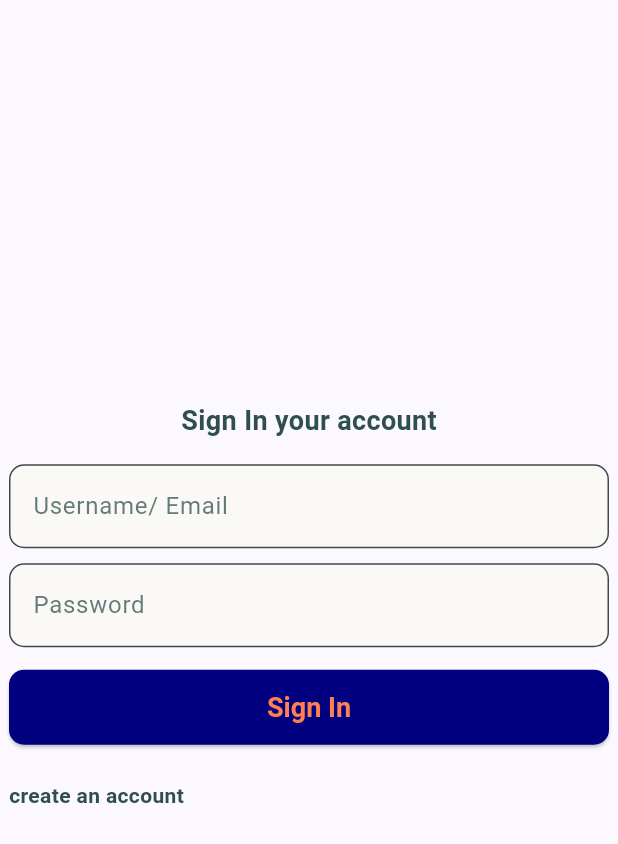
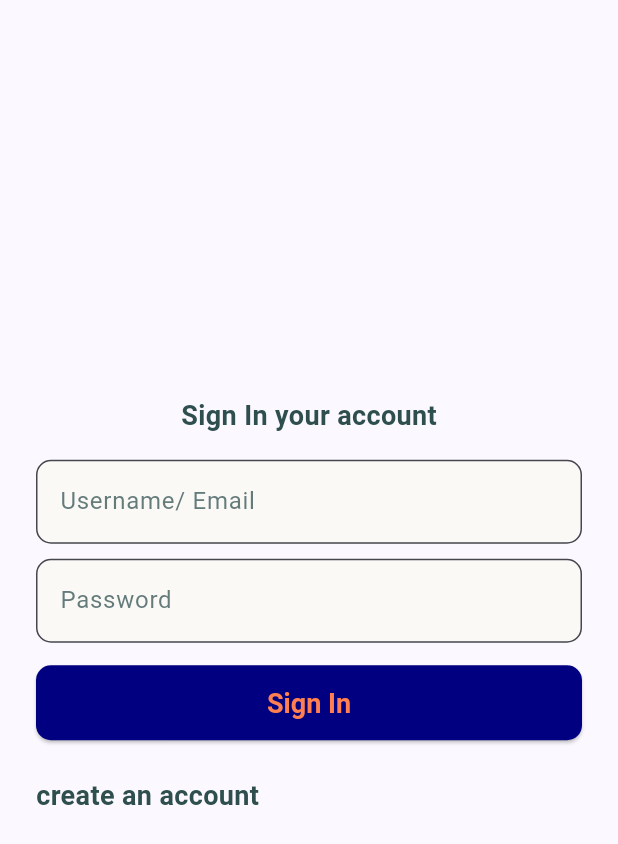
Before and after one commit to Fateme-Afshar/invoice_maker, a Flutter app: the screen it shows after launch, on a phone screen of 412 x 824 dp. Shown: the top 844 px of the screen. Run offline on Flutter 3.47's test engine with Material 3 defaults, Android fonts, the light colour scheme and no system bars; Roboto replaces fonts that are missing (segoe).

Commit message:
Improve code: Create Button and InputTextField. Bug fixed in sign_in_page_test.dart.

```diff
--- /dev/null
+++ b/lib/custom-widget/CustomButton.dart
@@ -0,0 +1,24 @@
+import 'package:flutter/cupertino.dart';
+import 'package:flutter/material.dart';
+
+class Button extends StatelessWidget {
+  final String buttonText;
+  final Key btnKey;
+  final VoidCallback onPress;
+
+  const Button({super.key, required this.btnKey, required this.buttonText, required this.onPress});
+
+  @override
+  Widget build(BuildContext context) {
+    return SizedBox(
+      height: 50,
+      width: double.infinity,
+      child: ElevatedButton(
+          key: btnKey,
+          onPressed:onPress,
+          child:  Text(
+            buttonText,
+          )),
+    );
+  }
+}
--- /dev/null
+++ b/lib/custom-widget/CustomTextField.dart
@@ -0,0 +1,10 @@
+import 'package:flutter/material.dart';
+
+class InputTextField extends TextField {
+  final String hint;
+
+  InputTextField({
+    required Key key,
+    required this.hint
+  }) : super(key: key, decoration: InputDecoration(hintText: hint));
+}
--- a/lib/sign-in/SignInPage.dart
+++ b/lib/sign-in/SignInPage.dart
@@ -1,5 +1,7 @@
 import 'package:flutter/cupertino.dart';
 import 'package:flutter/material.dart';
+import 'package:invoice_maker/custom-widget/CustomButton.dart';
+import 'package:invoice_maker/custom-widget/CustomTextField.dart';
 
 class SignInPage extends StatelessWidget {
   const SignInPage({super.key});
@@ -9,6 +11,7 @@ class SignInPage extends StatelessWidget {
     return Scaffold(
       body: Center(
         child: Container(
+          margin: const EdgeInsets.only(left: 24, right: 24),
           alignment: Alignment.center,
           constraints: const BoxConstraints(
             maxWidth: 400,
@@ -17,43 +20,38 @@ class SignInPage extends StatelessWidget {
             mainAxisAlignment: MainAxisAlignment.center,
             children: [
               const Padding(
-                padding: EdgeInsets.fromLTRB(0, 0, 0, 16),
+                padding: EdgeInsets.only(bottom: 16),
                 child: Text(
                   "Sign In your account",
                 ),
               ),
-              const TextField(
-                key: Key("usernameField"),
-                decoration: InputDecoration(hintText: "Username/ Email"),
+              InputTextField(
+                key: const Key("usernameField"),
+                hint: "Username/ Email",
               ),
               const SizedBox(
                 height: 10,
               ),
-              const TextField(
-                key: Key("passwordField"),
-                decoration: InputDecoration(hintText: "Password"),
+              InputTextField(
+                key: const Key("passwordField"),
+                hint: "Password",
               ),
               const SizedBox(
                 height: 15,
               ),
-              SizedBox(
-                height: 50,
-                width: double.infinity,
-                child: ElevatedButton(
-                    key: Key("signinBtn"),
-                    onPressed: () {},
-                    child: const Text(
-                      "Sign In",
-                    )),
+              Button(
+                btnKey: const Key("signinBtn"),
+                buttonText: "Sign In",
+                onPress: () {},
               ),
               const Align(
                 alignment: Alignment.centerLeft,
                 child: Padding(
-                  padding: EdgeInsets.fromLTRB(0, 24, 0, 16),
+                  padding: EdgeInsets.only(top: 24, bottom: 16),
                   child: Text(
                     "create an account",
                     textAlign: TextAlign.start,
-                    style: TextStyle(fontSize: 14),
+                    style: TextStyle(fontSize: 18),
                   ),
                 ),
               )
```
Also changed, not shown: 2 other files.
